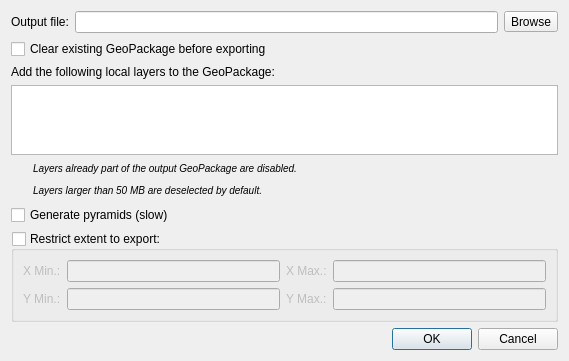
First picture: the form in kadas_gpkg/kadas_gpkg_data_export_dialog.ui, repository kadas-albireo/kadas-gpkg-plugin, before the edit.
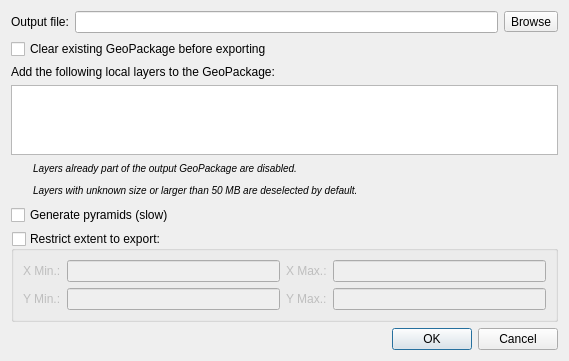
Second picture: the form after the edit. Icons and pictures are not drawn. Custom widgets are drawn as their Qt base class.

Commit message: Warning icon is also shown of layers with unknown size

```diff
--- a/kadas_gpkg/kadas_gpkg_data_export_dialog.ui
+++ b/kadas_gpkg/kadas_gpkg_data_export_dialog.ui
@@ -191,7 +191,7 @@
    <item row="5" column="1">
     <widget class="QLabel" name="labelNote">
      <property name="text">
-      <string>&lt;html&gt;&lt;head/&gt;&lt;body&gt;&lt;p&gt;&lt;span style=&quot; font-size:small; font-style:italic;&quot;&gt;Layers larger than 50 MB are deselected by default.&lt;/span&gt;&lt;/p&gt;&lt;/body&gt;&lt;/html&gt;</string>
+      <string>&lt;html&gt;&lt;head/&gt;&lt;body&gt;&lt;p&gt;&lt;span style=&quot; font-size:small; font-style:italic;&quot;&gt;Layers with unknown size or larger than 50 MB are deselected by default.&lt;/span&gt;&lt;/p&gt;&lt;/body&gt;&lt;/html&gt;</string>
      </property>
      <property name="wordWrap">
       <bool>true</bool>
```
The commit also changes 3 other files.
